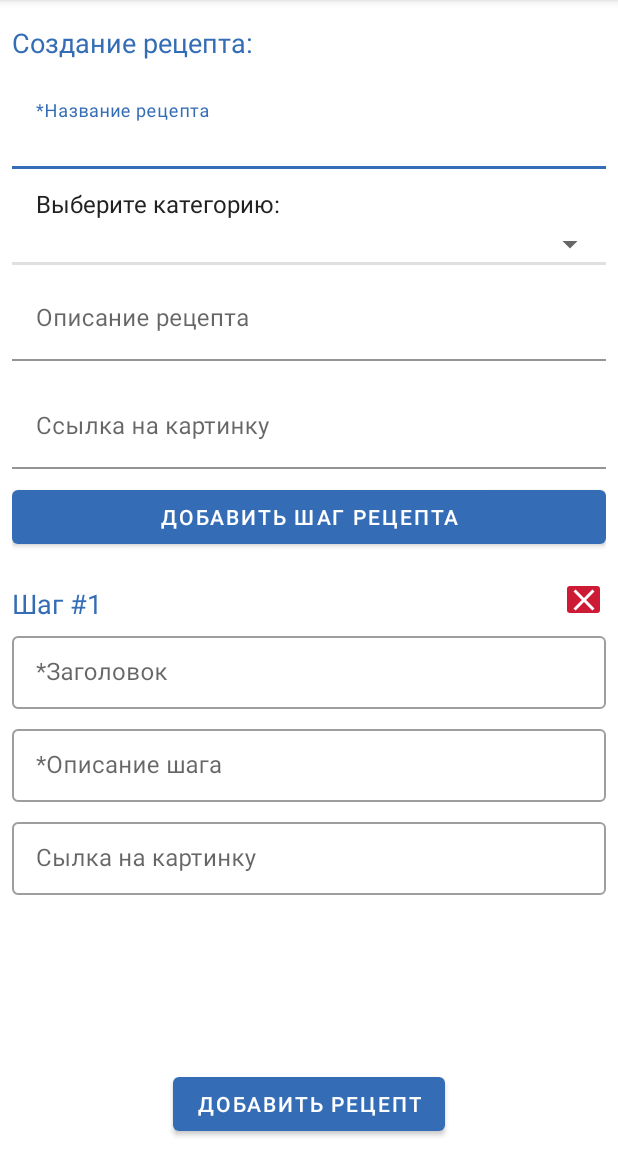
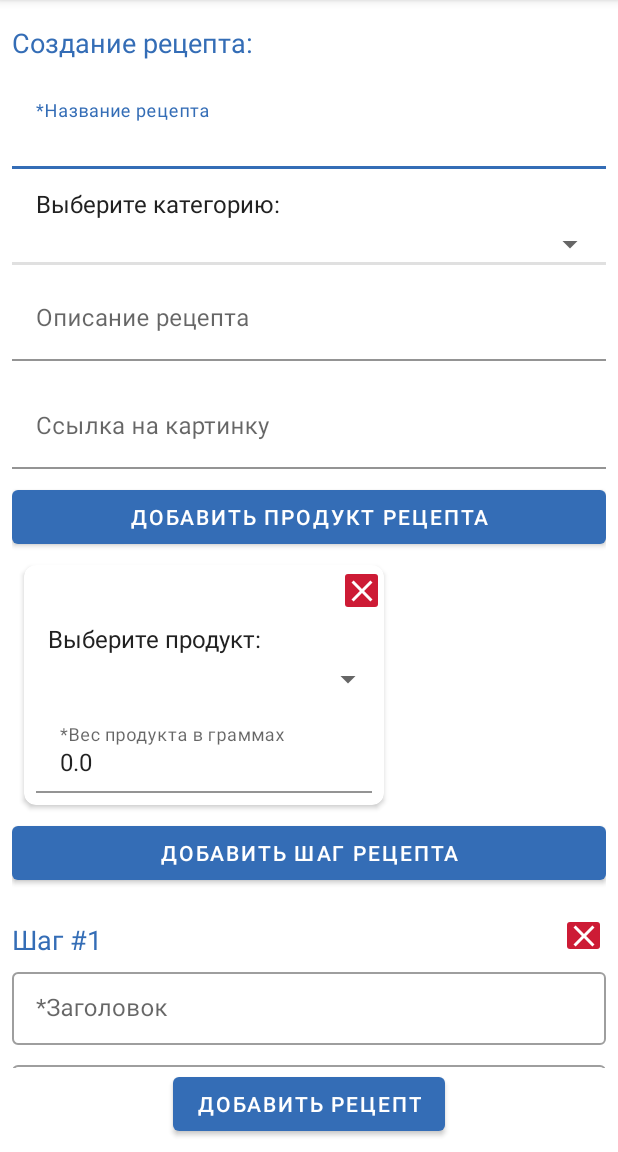
Before and after one commit to RENFERR/AndroidRecipeAPP, an Android app: the ActivityAddRecipe screen opened directly, with no data from a screen before it, after a tap on "ДОБАВИТЬ ШАГ РЕЦЕПТА", on a phone screen of 412 x 824 dp, the part 84-1236 px from its top. Run offline under Robolectric (Android 15) with nearby library versions, the phone set to English and light mode, and no system bars; our stand-ins replace Room's generated code; 3 other taps on this screen came first.

Commit message:
Работает добавление рецепта

```diff
--- a/app/src/main/java/com/example/coursework/database/dao/ProductDao.kt
+++ b/app/src/main/java/com/example/coursework/database/dao/ProductDao.kt
@@ -6,6 +6,7 @@ import androidx.room.Insert
 import androidx.room.Query
 import com.example.coursework.database.model.products.Product
 import com.example.coursework.database.model.products.ProductType
+import com.example.coursework.database.model.recipes.RecipeProducts
 import kotlinx.coroutines.flow.Flow
 
 @Dao
@@ -13,6 +14,8 @@ interface ProductDao {
 
     @Insert
     suspend fun addProduct(product: Product)
+    @Insert
+    suspend fun addRecipeProduct(recipeProducts: RecipeProducts)
     @Insert
     suspend fun addProductType(productType: ProductType)
 
@@ -22,10 +25,12 @@ interface ProductDao {
     suspend fun deleteProductType(productType: ProductType)
 
     @Query("SELECT * FROM products")
-    fun getAllProducts(): Flow<List<Product>>?
+    suspend fun getAllProducts(): List<Product>?
     @Query("SELECT * FROM product_types")
     fun getAllProductsTypes(): Flow<List<ProductType>>?
     @Query("SELECT * FROM products WHERE productTypeID = :productTypeID")
     fun getProductsWithType(productTypeID: Int): Flow<List<Product>>?
+    @Query("SELECT * FROM products WHERE productID = :productID")
+    suspend fun getProductByID(productID: Int): Product?
 
 }
--- a/app/src/main/java/com/example/coursework/database/dao/RecipeDao.kt
+++ b/app/src/main/java/com/example/coursework/database/dao/RecipeDao.kt
@@ -5,6 +5,7 @@ import androidx.room.Delete
 import androidx.room.Insert
 import androidx.room.Query
 import androidx.room.Update
+import com.example.coursework.database.model.products.Product
 import com.example.coursework.database.model.recipes.Recipe
 import com.example.coursework.database.model.recipes.RecipeProducts
 import com.example.coursework.database.model.recipes.RecipeStep
@@ -49,5 +50,7 @@ interface RecipeDao {
     suspend fun getRecipeStepByID(recipeStepID: String): RecipeStep?
     @Query("SELECT * FROM recipe_step WHERE recipeID = :recipeID")
     suspend fun getRecipeStepsByRecipeID(recipeID: String): List<RecipeStep>?
+    @Query("SELECT * FROM recipes INNER JOIN recipe_products ON recipe_products.recipeID = recipes.recipeID INNER JOIN products ON products.productID = recipe_products.productID WHERE recipe_products.recipeID = :recipeID")
+    suspend fun getRecipeProductsByRecipeID(recipeID: String): List<Product>?
 
 }
--- a/app/src/main/java/com/example/coursework/database/model/products/Product.kt
+++ b/app/src/main/java/com/example/coursework/database/model/products/Product.kt
@@ -15,7 +15,7 @@ import androidx.room.*
 data class Product(
 
     @PrimaryKey(autoGenerate = true      ) val productID     : Int? = null,
-    @ColumnInfo(name = "productTypeID"   ) var productTypeID : Int,
+    @ColumnInfo(name = "productTypeID"   ) var productTypeID : Int?,
     @ColumnInfo(name = "name"            ) var name          : String,
     @ColumnInfo(name = "pictureURL"      ) var pictureURL    : String?,
     @ColumnInfo(name = "calories"        ) var calories      : Int,
--- a/app/src/main/java/com/example/coursework/pages/authorization/LoginActivity.kt
+++ b/app/src/main/java/com/example/coursework/pages/authorization/LoginActivity.kt
@@ -17,7 +17,7 @@ class LoginActivity : AppCompatActivity() {
         super.onCreate(savedInstanceState)
         binding = ActivityLoginBinding.inflate(layoutInflater)
         setContentView(binding.root)
-        deleteDatabase("main.db")
+//        deleteDatabase("main.db")
         binding.tvRegistration.setOnClickListener { transitions.goToRegistrationForm() }
         binding.btnLogin.setOnClickListener { authorization() }
     }
--- a/app/src/main/java/com/example/coursework/pages/recipes/adapters/AdapterAddRecipeSteps.kt
+++ b/app/src/main/java/com/example/coursework/pages/recipes/adapters/AdapterAddRecipeSteps.kt
@@ -20,7 +20,7 @@ class AdapterAddRecipeSteps: RecyclerView.Adapter<AdapterAddRecipeSteps.ViewHold
             tieRecipeStepTitle.setText(recipeStep.recipeStepTitle)
             tieRecipeStepDescription.setText(recipeStep.recipeStepDescription)
             tieRecipeStepPictureUrl.setText(recipeStep.recipeStepPictureURL)
-            textViewStepTitle.text = "Шаг #${adapterPosition+1}"
+            textViewStepTitle.text = "Шаг #${absoluteAdapterPosition+1}"
             buttonDeleteRecipeStep.setOnClickListener {
                 stepsList.remove(recipeStep)
                 notifyDataSetChanged()
--- a/app/src/main/res/layout/activity_add_recipe.xml
+++ b/app/src/main/res/layout/activity_add_recipe.xml
@@ -7,7 +7,7 @@
     android:padding="8dp"
     tools:context=".pages.recipes.ActivityAddRecipe">
 
-    <ScrollView
+    <androidx.core.widget.NestedScrollView
         android:id="@+id/scrollViewAddRecipe"
         android:layout_width="wrap_content"
         android:layout_height="0dp"
@@ -94,20 +94,42 @@
             </com.google.android.material.textfield.TextInputLayout>
 
             <Button
+                android:id="@+id/button_add_recipe_product"
+                android:layout_width="match_parent"
+                android:layout_height="wrap_content"
+                android:text="добавить продукт рецепта" />
+
+            <androidx.recyclerview.widget.RecyclerView
+                android:id="@+id/recyclerviewRecipeProducts"
+                android:layout_width="match_parent"
+                android:layout_height="wrap_content"
+                app:layoutManager="androidx.recyclerview.widget.LinearLayoutManager"
+                android:orientation="horizontal"
+                tools:listitem="@layout/item_added_product_in_recipe">
+
+            </androidx.recyclerview.widget.RecyclerView>
+
+            <Button
                 android:id="@+id/button_add_recipe_step"
                 android:layout_width="match_parent"
                 android:layout_height="wrap_content"
                 android:layout_marginBottom="16dp"
                 android:text="добавить шаг рецепта" />
 
-            <androidx.recyclerview.widget.RecyclerView
-                android:id="@+id/recyclerViewRecipeSteps"
+            <RelativeLayout
                 android:layout_width="match_parent"
-                android:layout_height="wrap_content"
-                tools:listitem="@layout/item_recipe_step" />
+                android:layout_height="wrap_content">
+
+
+                <androidx.recyclerview.widget.RecyclerView
+                    android:id="@+id/recyclerViewRecipeSteps"
+                    android:layout_width="match_parent"
+                    android:layout_height="wrap_content"
+                    tools:listitem="@layout/item_recipe_step" />
+            </RelativeLayout>
 
         </LinearLayout>
-    </ScrollView>
+    </androidx.core.widget.NestedScrollView>
 
     <Button
         android:id="@+id/button_add_recipe"
--- /dev/null
+++ b/app/src/main/res/layout/item_added_product_in_recipe.xml
@@ -0,0 +1,56 @@
+<?xml version="1.0" encoding="utf-8"?>
+<androidx.cardview.widget.CardView xmlns:android="http://schemas.android.com/apk/res/android"
+    xmlns:app="http://schemas.android.com/apk/res-auto"
+    android:layout_width="240dp"
+    android:layout_height="wrap_content"
+    android:layout_margin="8dp"
+    android:elevation="4dp"
+    android:padding="8dp"
+    app:cardCornerRadius="8dp">
+
+
+    <LinearLayout
+        android:layout_width="match_parent"
+        android:layout_height="match_parent"
+        android:orientation="vertical">
+
+        <ImageButton
+            android:id="@+id/buttonDeleteProductFromRecipe"
+            android:layout_width="30dp"
+            android:layout_height="34dp"
+            android:layout_gravity="right"
+            android:backgroundTint="@color/red_cancel"
+            app:srcCompat="@drawable/ic_close" />
+
+        <TextView
+            style="@style/default_text"
+            android:layout_width="match_parent"
+            android:layout_height="wrap_content"
+            android:paddingHorizontal="16dp"
+            android:paddingVertical="4dp"
+            android:text="Выберите продукт:" />
+
+        <Spinner
+            android:id="@+id/spinner_products_list"
+            android:layout_width="match_parent"
+            android:layout_height="wrap_content"
+            android:padding="8dp"
+            android:spinnerMode="dialog" />
+
+        <com.google.android.material.textfield.TextInputLayout
+            android:id="@+id/input_layout_recipe_add_product_weight"
+            style="@style/input_layout_field"
+            android:layout_width="match_parent"
+            android:layout_height="match_parent"
+            android:hint="*Вес продукта в граммах"
+            android:padding="8dp">
+
+            <com.google.android.material.textfield.TextInputEditText
+                android:id="@+id/input_edit_text_recipe_add_product_weight"
+                android:layout_width="match_parent"
+                android:layout_height="wrap_content"
+                android:inputType="textShortMessage" />
+        </com.google.android.material.textfield.TextInputLayout>
+    </LinearLayout>
+
+</androidx.cardview.widget.CardView>
```
Also changed, not shown: app/src/main/java/com/example/coursework/database/DatabaseProductsMethods.kt (+21 -0 lines), app/src/main/java/com/example/coursework/database/model/recipes/RecipeProducts.kt (+4 -4 lines), app/src/main/java/com/example/coursework/database/model/recipes/RecipeSteps.kt (deleted, +0 -29 lines), app/src/main/java/com/example/coursework/pages/admin/ActivityAdminProducts.kt (+13 -14 lines), app/src/main/java/com/example/coursework/pages/recipes/ActivityAddRecipe.kt (+32 -2 lines), app/src/main/java/com/example/coursework/pages/recipes/adapters/AdapterAddRecipeProduct.kt (added, +70 -0 lines), app/src/main/java/com/example/coursework/pages/recipes/adapters/AdapterSpinnerProducts.kt (added, +43 -0 lines).
